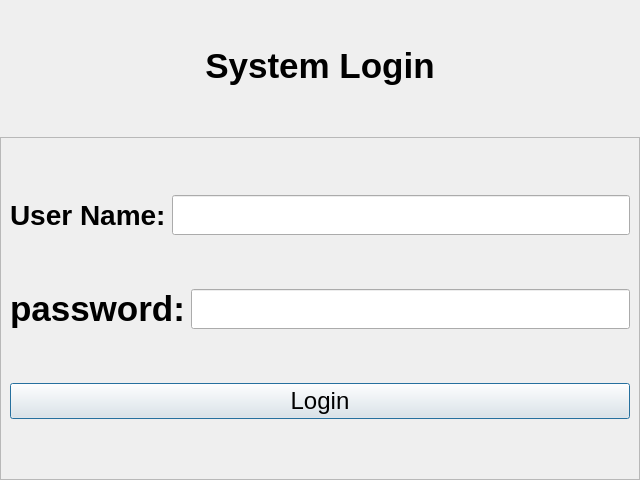
Qt form elitebridge_ui_file/systemlogin.ui (SaiSawant1/EliteBridgeAdmin) before a commit.
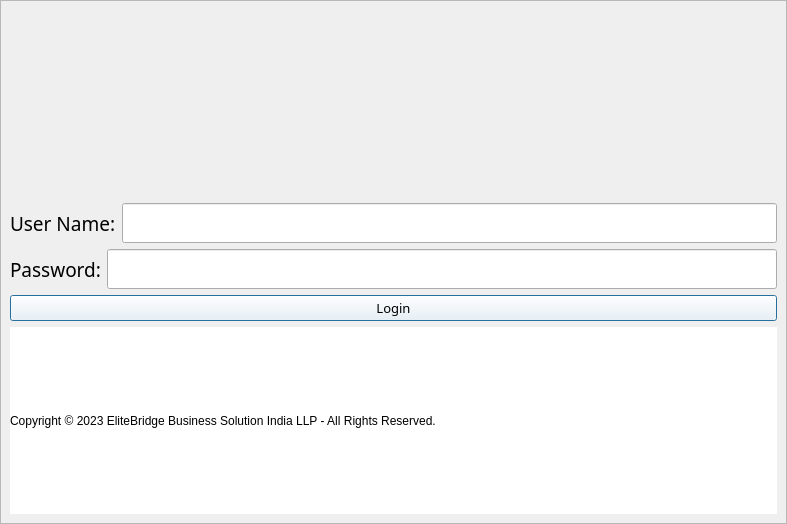
The same form after that commit. Icons and pictures are not drawn.

Patch:
```diff
--- a/elitebridge_ui_file/systemlogin.ui
+++ b/elitebridge_ui_file/systemlogin.ui
@@ -6,8 +6,8 @@
    <rect>
     <x>0</x>
     <y>0</y>
-    <width>640</width>
-    <height>480</height>
+    <width>787</width>
+    <height>524</height>
    </rect>
   </property>
   <property name="windowTitle">
@@ -28,31 +28,6 @@
    </property>
    <item>
     <layout class="QVBoxLayout" name="verticalLayout">
-     <item>
-      <widget class="QLabel" name="label">
-       <property name="maximumSize">
-        <size>
-         <width>16777155</width>
-         <height>131</height>
-        </size>
-       </property>
-       <property name="font">
-        <font>
-         <pointsize>26</pointsize>
-         <bold>true</bold>
-        </font>
-       </property>
-       <property name="text">
-        <string>System Login</string>
-       </property>
-       <property name="alignment">
-        <set>Qt::AlignCenter</set>
-       </property>
-       <property name="margin">
-        <number>0</number>
-       </property>
-      </widget>
-     </item>
      <item>
       <widget class="QFrame" name="frame">
        <property name="frameShape">
@@ -62,16 +37,78 @@
         <enum>QFrame::Raised</enum>
        </property>
        <layout class="QGridLayout" name="gridLayout">
+        <item row="2" column="0">
+         <layout class="QHBoxLayout" name="horizontalLayout_2">
+          <item>
+           <widget class="QLabel" name="label_3">
+            <property name="font">
+             <font>
+              <family>Segoe UI Light</family>
+              <pointsize>14</pointsize>
+              <italic>false</italic>
+              <bold>false</bold>
+             </font>
+            </property>
+            <property name="styleSheet">
+             <string notr="true">
+color:black;
+font: 300 14pt &quot;Segoe UI Light&quot;;</string>
+            </property>
+            <property name="text">
+             <string>Password:</string>
+            </property>
+           </widget>
+          </item>
+          <item>
+           <widget class="QLineEdit" name="password">
+            <property name="font">
+             <font>
+              <pointsize>21</pointsize>
+             </font>
+            </property>
+           </widget>
+          </item>
+         </layout>
+        </item>
         <item row="0" column="0">
+         <widget class="QLabel" name="label">
+          <property name="text">
+           <string/>
+          </property>
+          <property name="pixmap">
+           <pixmap>../build-elitebridge_ui_file-Desktop_Qt_6_5_0_MinGW_64_bit-Debug/img/elitebridgelogollp.png</pixmap>
+          </property>
+         </widget>
+        </item>
+        <item row="4" column="0">
+         <widget class="QLabel" name="label_4">
+          <property name="styleSheet">
+           <string notr="true">background-color:white;
+color:black;
+font: 300 10pt &quot;Segoe UI Light&quot;;</string>
+          </property>
+          <property name="text">
+           <string>Copyright © 2023 EliteBridge Business Solution India LLP - All Rights Reserved.</string>
+          </property>
+         </widget>
+        </item>
+        <item row="1" column="0">
          <layout class="QHBoxLayout" name="horizontalLayout">
           <item>
            <widget class="QLabel" name="label_2">
             <property name="font">
              <font>
-              <pointsize>21</pointsize>
-              <bold>true</bold>
+              <family>Segoe UI Light</family>
+              <pointsize>14</pointsize>
+              <italic>false</italic>
+              <bold>false</bold>
              </font>
             </property>
+            <property name="styleSheet">
+             <string notr="true">
+color:black;
+font: 300 14pt &quot;Segoe UI Light&quot;;</string>
+            </property>
             <property name="text">
              <string>User Name:</string>
             </property>
@@ -88,39 +125,21 @@
           </item>
          </layout>
         </item>
-        <item row="1" column="0">
-         <layout class="QHBoxLayout" name="horizontalLayout_2">
-          <item>
-           <widget class="QLabel" name="label_3">
-            <property name="font">
-             <font>
-              <pointsize>26</pointsize>
-              <bold>true</bold>
-             </font>
-            </property>
-            <property name="text">
-             <string>password:</string>
-            </property>
-           </widget>
-          </item>
-          <item>
-           <widget class="QLineEdit" name="password">
-            <property name="font">
-             <font>
-              <pointsize>21</pointsize>
-             </font>
-            </property>
-           </widget>
-          </item>
-         </layout>
-        </item>
-        <item row="2" column="0">
+        <item row="3" column="0">
          <widget class="QPushButton" name="pushButton">
           <property name="font">
            <font>
-            <pointsize>18</pointsize>
+            <family>Segoe UI Light</family>
+            <pointsize>10</pointsize>
+            <italic>false</italic>
+            <bold>false</bold>
            </font>
           </property>
+          <property name="styleSheet">
+           <string notr="true">background-color:white;
+color:black;
+font: 300 10pt &quot;Segoe UI Light&quot;;</string>
+          </property>
           <property name="text">
            <string>Login</string>
           </property>
```
